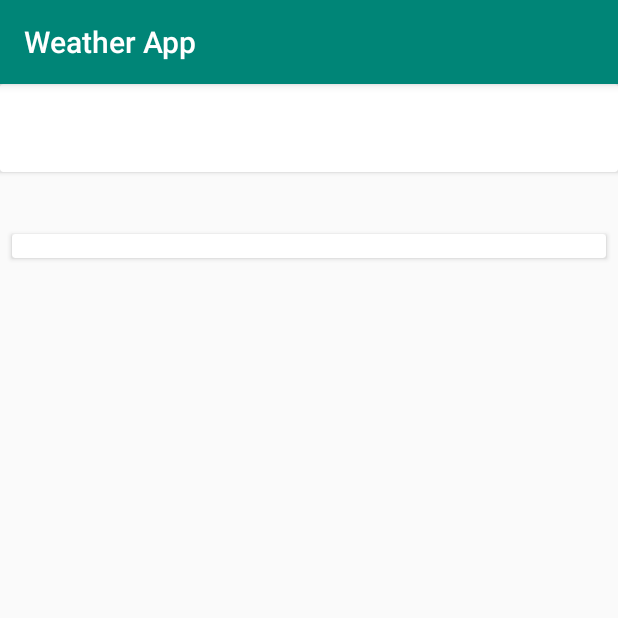
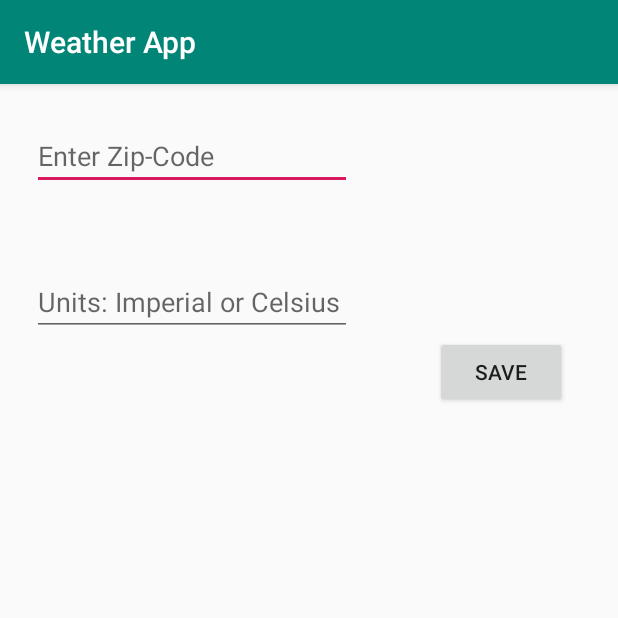
Before and after one commit to Jehzz/Simple-Weather, an Android app: the screen it shows after launch (MainActivity before the commit, SettingsActivity after it), on a phone screen of 412 x 824 dp, the top half of it. Run offline under Robolectric (Android 15) with nearby library versions, the phone set to English and light mode, and no system bars.

Commit message:
Updates: -Added sharedpreferences functionality to get user zip and preferred input -Fixed forecast data's timestamp format to only show hours -Added units parameter to api call
Todo: Pass units and zip code to getWeather(). Build Today's weather and Forecast weather recyclerview's viewholders. Bind data

```diff
--- a/app/src/main/java/com/example/weatherapp/model/RetrofitEndpoint.kt
+++ b/app/src/main/java/com/example/weatherapp/model/RetrofitEndpoint.kt
@@ -10,7 +10,8 @@ interface RetrofitEndpoint {
     @GET("forecast")
     fun getWeather(
         @Query("zip") zipCode: String,
-        @Query("appid") apiKey: String
+        @Query("appid") apiKey: String,
+        @Query("units") units: String
     ): Call<PokoWeatherData>
 
 }
--- a/app/src/main/java/com/example/weatherapp/view/CustomAdapter.kt
+++ b/app/src/main/java/com/example/weatherapp/view/CustomAdapter.kt
@@ -38,7 +38,7 @@ class CustomAdapter(val dataSet: PokoWeatherData) :
 
         fun onBind(data: PokoWeatherData, position: Int) {
             //pass data to weather_item_layout views
-            tvTime.text = data.list[position].dt_txt       //todo: trim time string to hours
+            tvTime.text = (data.list[position].dt_txt).substring(11, 16)
             tvTemp.text = data.list[position].main.temp
             var iconString = data.list[position].weather[0].icon
 
--- a/app/src/main/java/com/example/weatherapp/view/MainActivity.kt
+++ b/app/src/main/java/com/example/weatherapp/view/MainActivity.kt
@@ -1,5 +1,7 @@
 package com.example.weatherapp.view
 
+import android.content.Context
+import android.content.Intent
 import android.os.Bundle
 import androidx.appcompat.app.AppCompatActivity
 import androidx.lifecycle.Observer
@@ -13,14 +15,26 @@ import kotlinx.android.synthetic.main.activity_main.*
 
 class MainActivity : AppCompatActivity() {
 
-    private val userZip: String = ""
-    private val prefferedUnits: String = ""
+    private val PREFS_NAME = "weather prefs"
+    private var userZip: String? = null
+    private var preferredUnits: String? = null
 
     override fun onCreate(savedInstanceState: Bundle?) {
         super.onCreate(savedInstanceState)
         setContentView(R.layout.activity_main)
 
-        //todo: Add check for zip-code and preferred units. Launch settings activity if not found
+        //Fetch zip and units from shared preferences
+        val sharedPreferences = getSharedPreferences(PREFS_NAME, Context.MODE_PRIVATE)
+        userZip = sharedPreferences.getString("userZip", null)
+        preferredUnits = sharedPreferences.getString("preferredUnits", null)
+
+        //check for zip-code and preferred units. Launch settings activity if not found
+        if (userZip.equals(null) || preferredUnits.equals(null)) {
+            val intent = Intent(this, SettingsActivity::class.java)
+            startActivity(intent)
+        }
+
+
 
         //Create the weather viewmodel
         val weatherViewModel = ViewModelProvider(this, object : ViewModelProvider.Factory {
--- a/app/src/main/java/com/example/weatherapp/viewmodel/WeatherViewModel.kt
+++ b/app/src/main/java/com/example/weatherapp/viewmodel/WeatherViewModel.kt
@@ -27,7 +27,7 @@ class WeatherViewModel : ViewModel(){
 
 
         val network = Network(baseApiUrl)
-        network.initRetrofit().getWeather(zip, key)
+        network.initRetrofit().getWeather(zip, key, "imperial")
             .enqueue(object : Callback<PokoWeatherData> {
                 override fun onResponse(
                     call: Call<PokoWeatherData>,
--- a/app/src/main/res/layout/activity_settings.xml
+++ b/app/src/main/res/layout/activity_settings.xml
@@ -14,6 +14,7 @@
         android:layout_marginStart="21dp"
         android:layout_marginTop="25dp"
         android:ems="10"
+        android:hint="Enter Zip-Code"
         android:inputType="textPersonName"
         app:layout_constraintStart_toStartOf="parent"
         app:layout_constraintTop_toTopOf="parent"
@@ -25,6 +26,7 @@
         android:layout_height="wrap_content"
         android:layout_marginTop="52dp"
         android:ems="10"
+        android:hint="Units: Imperial or Celsius"
         android:inputType="textPersonName"
         app:layout_constraintStart_toStartOf="@+id/et_zip"
         app:layout_constraintTop_toBottomOf="@+id/et_zip"
--- a/app/src/main/res/layout/weather_item_layout.xml
+++ b/app/src/main/res/layout/weather_item_layout.xml
@@ -10,6 +10,7 @@
         android:id="@+id/tv_time"
         android:layout_width="match_parent"
         android:layout_height="wrap_content"
+        android:layout_gravity="center"
         android:text="TextView" />
 
     <ImageView
```
Also changed, not shown: app/src/main/java/com/example/weatherapp/view/SettingsActivity.kt (+9 -11 lines).
